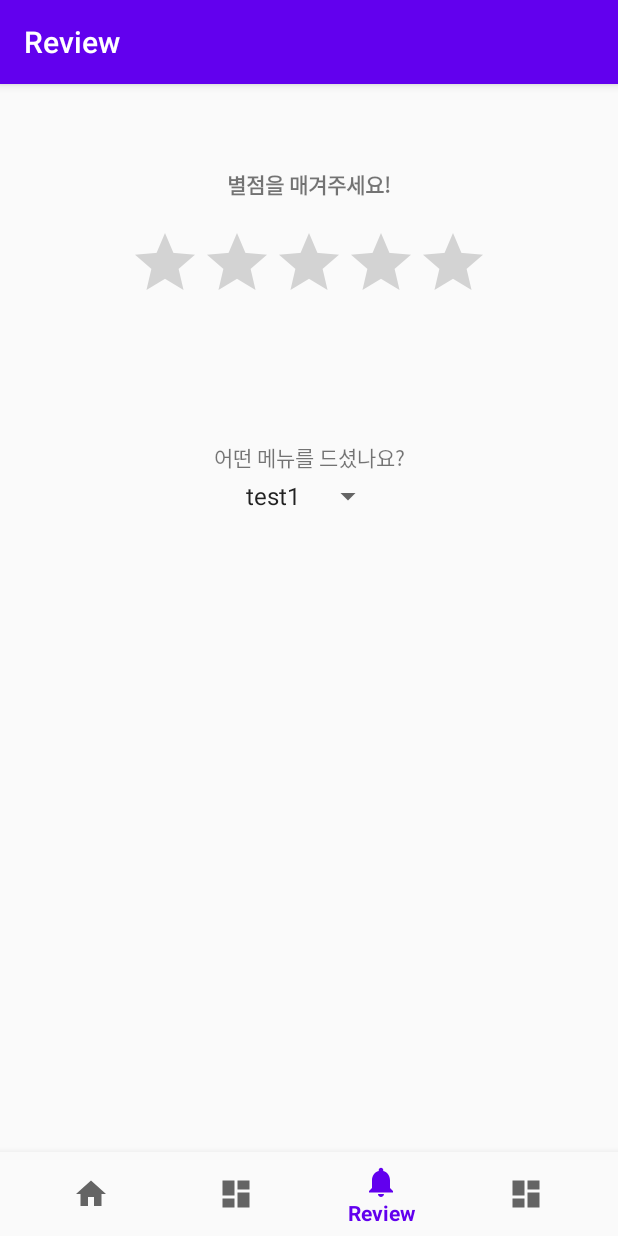
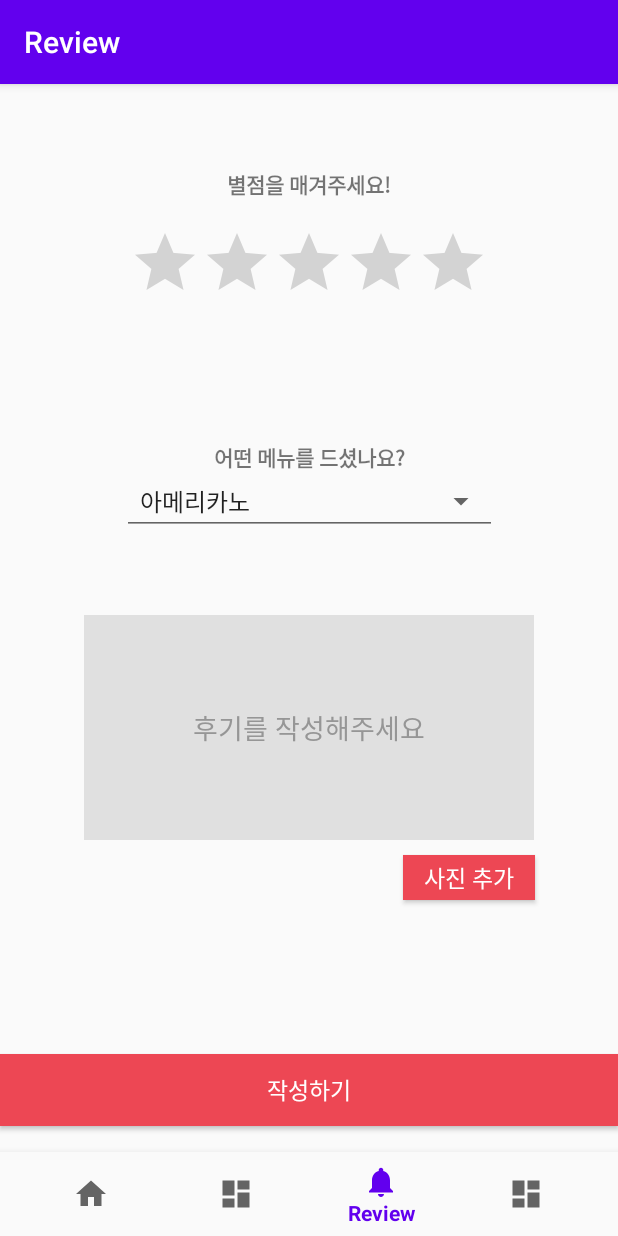
Before and after one commit to nullyng/wannaD, an Android app: the ReviewFragment screen opened through its navigation route, on a phone screen of 412 x 824 dp. Run offline under Robolectric (Android 15) with nearby library versions, the phone set to English and light mode, and no system bars; our stand-ins replace navigation-ui.

Commit message:
review_page update

```diff
--- a/app/src/main/java/com/example/wannad/ui/review/ReviewFragment.java
+++ b/app/src/main/java/com/example/wannad/ui/review/ReviewFragment.java
@@ -46,9 +46,11 @@ public class ReviewFragment extends Fragment {
         });
         spinner = root.findViewById(R.id.spinner);
         ArrayAdapter<String> adapter = new ArrayAdapter<String>(getActivity(),android.R.layout.simple_spinner_item);
+        adapter.setDropDownViewResource(android.R.layout.simple_spinner_dropdown_item);
         spinner.setAdapter(adapter);
-        adapter.add("test1");
-        adapter.add("test2");
+        adapter.add("아메리카노");
+        adapter.add("아이스티");
+        adapter.add("아이스초코");
         return root;
 
 
--- a/app/src/main/res/layout/fragment_review.xml
+++ b/app/src/main/res/layout/fragment_review.xml
@@ -34,6 +34,7 @@
         android:layout_height="wrap_content"
         android:layout_marginBottom="236dp"
         android:text="어떤 메뉴를 드셨나요?"
+        android:textStyle="bold"
         app:layout_constraintLeft_toLeftOf="parent"
         app:layout_constraintRight_toRightOf="parent"
         app:layout_constraintTop_toTopOf="parent"
@@ -42,8 +43,10 @@
         tools:ignore="MissingConstraints" />
 
     <Spinner
+        style="@style/Widget.AppCompat.Spinner.Underlined"
         android:id="@+id/spinner"
-        android:layout_width="wrap_content"
+        android:entries = "@array/array"
+        android:layout_width="250dp"
         android:layout_height="wrap_content"
         app:layout_constraintLeft_toLeftOf="parent"
         app:layout_constraintRight_toRightOf="parent"
@@ -52,4 +55,56 @@
         app:layout_constraintVertical_bias="0.3"
         tools:ignore="MissingConstraints" />
 
+    <TextView
+        android:layout_width="match_parent"
+        android:layout_height="200dp"
+        app:autoSizeTextType="uniform"
+        tools:ignore="MissingConstraints"/>
+
+    <EditText
+        android:id="@+id/writeReview"
+        android:layout_width="300dp"
+        android:layout_height="150dp"
+        android:background="@color/textBackground"
+        android:ems="10"
+        android:gravity="center"
+        android:hint="후기를 작성해주세요"
+        android:inputType="text"
+        android:privateImeOptions="defaultInputmode=korean"
+        android:textColorHint="#969696"
+        app:layout_constraintBottom_toBottomOf="parent"
+        app:layout_constraintLeft_toLeftOf="parent"
+        app:layout_constraintRight_toRightOf="parent"
+        app:layout_constraintTop_toTopOf="parent"
+        app:layout_constraintVertical_bias="0.53"
+        tools:ignore="MissingConstraints" />
+
+    <Button
+        android:id="@+id/picturePick"
+        android:layout_width="wrap_content"
+        android:layout_height="30dp"
+        android:layout_marginTop="10dp"
+        android:text="사진 추가"
+        android:textSize="15dp"
+        android:textColor="#ffffff"
+        android:background="@color/mainColor"
+        app:layout_constraintTop_toBottomOf="@+id/writeReview"
+        app:layout_constraintRight_toRightOf="parent"
+        app:layout_constraintLeft_toLeftOf="parent"
+        app:layout_constraintHorizontal_bias="0.83"
+        tools:ignore="MissingConstraints" />
+
+    <Button
+        android:id="@+id/sendReview"
+        android:layout_width="match_parent"
+        android:layout_height="wrap_content"
+        android:text="작성하기"
+        android:textSize="15dp"
+        android:textColor="#ffffff"
+        android:background="@color/mainColor"
+        app:layout_constraintBottom_toBottomOf="parent"
+        app:layout_constraintTop_toTopOf="parent"
+        app:layout_constraintVertical_bias="0.89"
+        tools:ignore="MissingConstraints" />
+
 </androidx.constraintlayout.widget.ConstraintLayout>
--- a/app/src/main/res/values/array.xml
+++ b/app/src/main/res/values/array.xml
@@ -1,6 +1,6 @@
 <?xml version="1.0" encoding="utf-8"?>
 <resources>
-    <string-array name="fragmenta">
+    <string-array name="array">
         <item>아이템0</item>
         <item>아이템1</item>
         <item>아이템2</item>
--- a/app/src/main/res/values/colors.xml
+++ b/app/src/main/res/values/colors.xml
@@ -3,4 +3,6 @@
     <color name="colorPrimary">#6200EE</color>
     <color name="colorPrimaryDark">#3700B3</color>
     <color name="colorAccent">#03DAC5</color>
+    <color name="textBackground">#E0E0E0</color>
+    <color name="mainColor">#ED4754</color>
 </resources>
```
